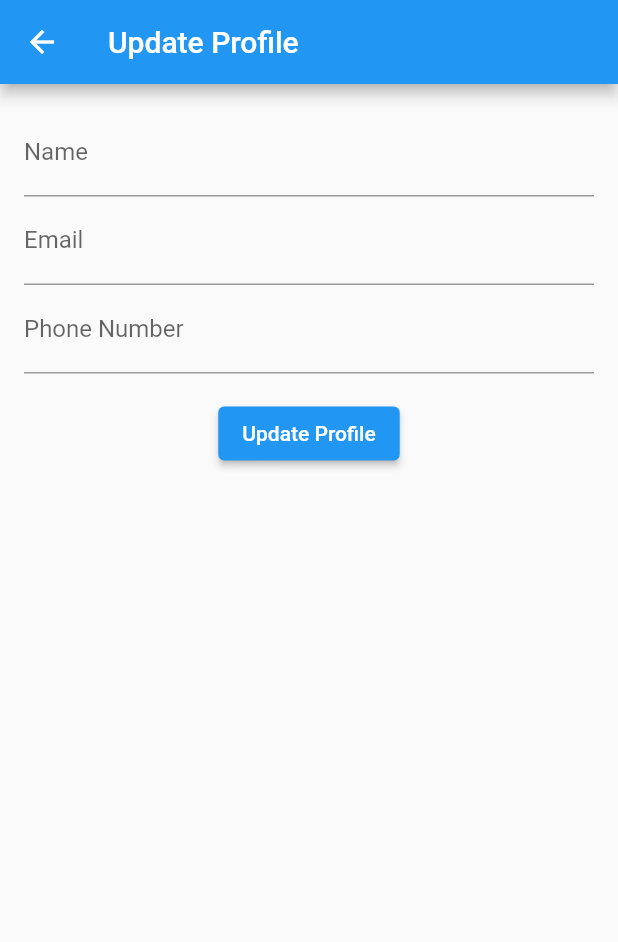
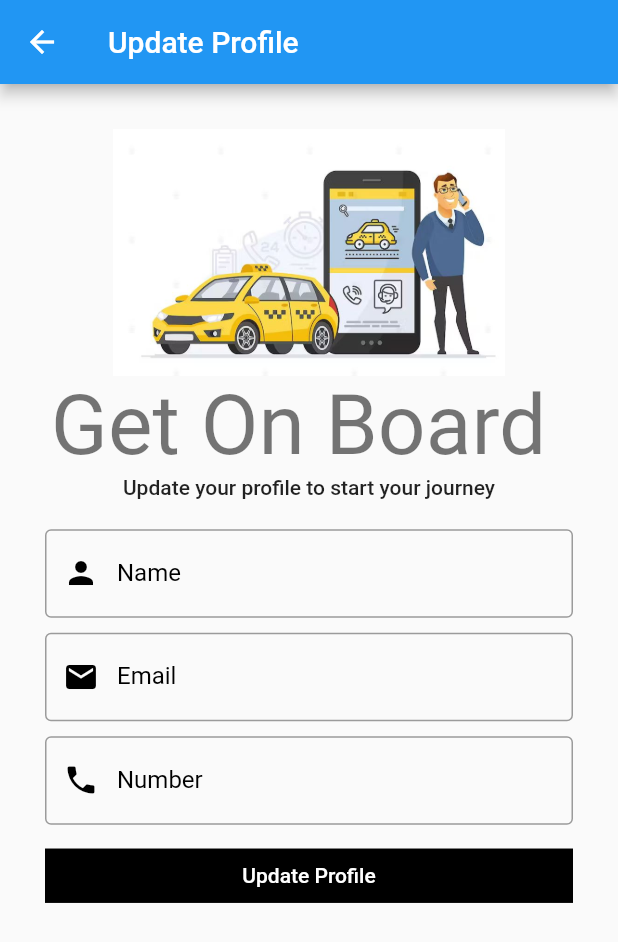
Before and after one commit to mahayoussef12/Wassalni_App_2023, a Flutter app: the ProfileUpdateScreen screen opened directly, on a phone screen of 412 x 824 dp. Shown: the top 942 px of the screen. Run offline on Flutter 3.47's test engine with Material 2 defaults, Android fonts, the light colour scheme and no system bars; our stand-ins replace awesome_dialog, bottom_navy_bar, cached_network_image, cloud_firestore, dropdown_button2, emoji_picker_flutter and 16 more; missing offline and left inert: agora_rtc_engine, custom_info_window, flutter_notification_channel, flutter_stripe; accounts and stored records are empty; network calls fail.

Commit message:
last_commit

```diff
--- a/lib/Session_User/ReservationListScreen.dart
+++ b/lib/Session_User/ReservationListScreen.dart
@@ -136,6 +136,7 @@ class ReservationlistScreen extends StatelessWidget {
 
                         return Center(child: Column(
                           children: [
+                            const SizedBox(height: 300,),
                             Image.asset('images/noresult.png',height:100),
                             const SizedBox(height: 20,),
                             Text("No result .. 👋")
--- a/lib/Session_User/UpdateScreen.dart
+++ b/lib/Session_User/UpdateScreen.dart
@@ -1,6 +1,10 @@
 import 'package:flutter/material.dart';
 import 'package:firebase_auth/firebase_auth.dart';
 import 'package:cloud_firestore/cloud_firestore.dart';
+import 'package:get/get.dart';
+
+import '../Singup/LoginHeaderWidget.dart';
+import '../Singup/ValidationSiginup.dart';
 
 class ProfileUpdateScreen extends StatefulWidget {
   @override
@@ -13,6 +17,7 @@ class _ProfileUpdateScreenState extends State<ProfileUpdateScreen> {
   final TextEditingController _nameController = TextEditingController();
   final TextEditingController _emailController = TextEditingController();
   final TextEditingController _phoneNumberController = TextEditingController();
+  final ValidateScreen controller = Get.put(ValidateScreen());
 
   @override
   void initState() {
@@ -49,40 +54,103 @@ class _ProfileUpdateScreenState extends State<ProfileUpdateScreen> {
           title: const Text('Update Profile'),
         ),
         body: SingleChildScrollView(
-        child: Padding(
-          padding: const EdgeInsets.all(16.0),
+            padding: const EdgeInsets.all(30.0),
+            child:
+                Column(crossAxisAlignment: CrossAxisAlignment.start, children: [
+                  const LoginHeaderWidget(
+                    image: 'images/taxi_update.JPG',
+                    title: 'Get On Board ',
+                    subtitle: 'Update your profile to start your journey',
+                  ),
+                   Container(
+                      padding: const EdgeInsets.symmetric(
+                        vertical: 20.0,
+                      ),
+                    child: Form(
+                      key: controller.SiginFormKey,
+                      autovalidateMode: AutovalidateMode.onUserInteraction,
                       child: Column(
+                          crossAxisAlignment: CrossAxisAlignment.start,
                           children: [
-              TextField(
+                            TextFormField(
+                              decoration: const InputDecoration(
+                                  label: Text("Name"),
+                                  border: OutlineInputBorder(),
+                                  prefixIcon: Icon(
+                                    Icons.person,
+                                    color: Colors.black,
+                                  ),
+                                  labelStyle: TextStyle(color: Colors.black),
+                                  focusedBorder: OutlineInputBorder(
+                                      borderSide: BorderSide(
+                                          width: 2.0, color: Colors.yellow))),
                               controller: _nameController,
+                              validator: (value) {
+                                return controller.validateName(value!);
+                              },
+                            ),
+                            const SizedBox(
+                              height: 10,
+                            ),
+                            TextFormField(
                               decoration: const InputDecoration(
-                  labelText: 'Name',
+                                  label: Text("Email"),
+                                  border: OutlineInputBorder(),
+                                  prefixIcon: Icon(
+                                    Icons.email,
+                                    color: Colors.black,
                                   ),
+                                  labelStyle: TextStyle(color: Colors.black),
+                                  focusedBorder: OutlineInputBorder(
+                                      borderSide: BorderSide(
+                                          width: 2.0, color: Colors.yellow))),
+                              controller: _emailController,
+                              validator: (value) {
+                                return controller.validateEmail(value!);
+                              },
                             ),
-              TextField(
-                controller: _emailController,
+                            const SizedBox(
+                              height: 10,
+                            ),
+                            TextFormField(
                               decoration: const InputDecoration(
-                  labelText: 'Email',
+                                  label: Text("Number"),
+                                  border: OutlineInputBorder(),
+                                  prefixIcon: Icon(
+                                    Icons.phone,
+                                    color: Colors.black,
                                   ),
+                                  labelStyle: TextStyle(color: Colors.black),
+                                  focusedBorder: OutlineInputBorder(
+                                      borderSide: BorderSide(
+                                          width: 2.0, color: Colors.yellow))),
+                              controller: _phoneNumberController,
+                              validator: (value) {
+                                return controller.validateNumber(value!);
+                              },
                             ),
-              TextField(
-                controller: _phoneNumberController,
-                decoration: const InputDecoration(
-                  labelText: 'Phone Number',
+                            const SizedBox(
+                              height: 10,
                             ),
-              ),
-              const SizedBox(height: 16.0),
-              ElevatedButton(
+                            SizedBox(
+                              width: double.infinity,
+                              child: ElevatedButton(
                                   onPressed: () {
+                                    if (controller.checkLogin() == true) {
                                       updateUserData();
                                       Navigator.pop(context);
+                                    }
                                   },
                                   child: const Text('Update Profile'),
+                                  style: ElevatedButton.styleFrom(
+                                    elevation: 0,
+                                    backgroundColor: Colors.black,
+                                    shape: RoundedRectangleBorder(),
+                                    foregroundColor: Colors.white,
+                                    side: BorderSide(color: Colors.black),
+                                  )),
                             ),
-            ],
-          ),
-        ),
-      ),
-    );
+                          ])))
+            ])));
   }
 }
```
Also changed, not shown: lib/Session_Driver/ControllerReservation.dart (added, +71 -0 lines), lib/Session_Driver/ReservationListScreenDriver.dart (added, +94 -0 lines), lib/Session_Driver/Session_Driver.dart (+15 -13 lines), lib/Session_User/Session_User.dart (+10 -13 lines), lib/message/mainScreenChat.dart (+0 -7 lines), images/taxi_update.JPG (added). Lines whose indentation alone changed are shown as unchanged.
